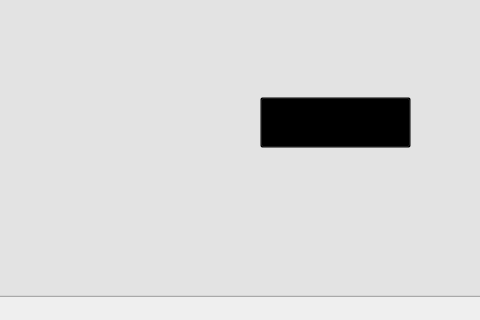
Qt form FeedingFrenzy/screencontroller.ui (MATF-RS19/RS008-feeding-frenzy) before a commit; both pictures show x 180 to 660 and y 153 to 473 of the 788 by 473 pixel window.
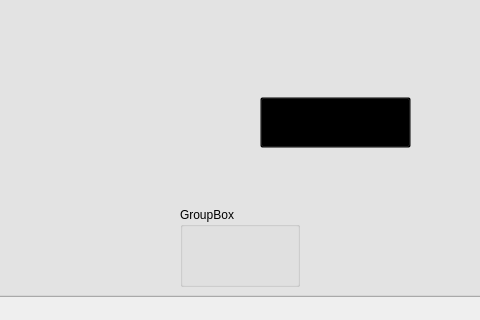
The same form after that commit. Icons and pictures are not drawn.

Commit message: Added game over screen code and refactored screencontroller

What changed in the file:
```diff
--- a/FeedingFrenzy/screencontroller.ui
+++ b/FeedingFrenzy/screencontroller.ui
@@ -250,11 +250,25 @@
      </property>
     </widget>
    </widget>
+   <widget class="QGroupBox" name="gameOverGroup">
+    <property name="geometry">
+     <rect>
+      <x>360</x>
+      <y>360</y>
+      <width>120</width>
+      <height>80</height>
+     </rect>
+    </property>
+    <property name="title">
+     <string>GroupBox</string>
+    </property>
+   </widget>
    <zorder>background</zorder>
    <zorder>howToPlayGroup</zorder>
    <zorder>homeScreenGroup</zorder>
    <zorder>mainScreenGroup</zorder>
    <zorder>mainScreenUIGroup</zorder>
+   <zorder>gameOverGroup</zorder>
   </widget>
   <widget class="QMenuBar" name="menubar">
    <property name="geometry">
```
The commit also changes 14 other files.
